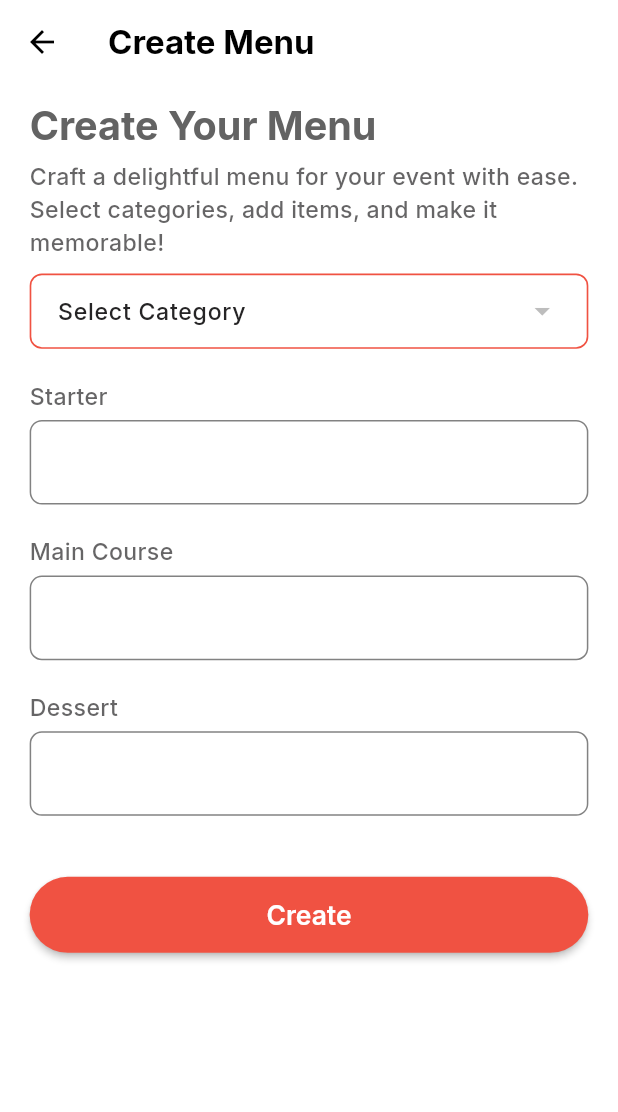
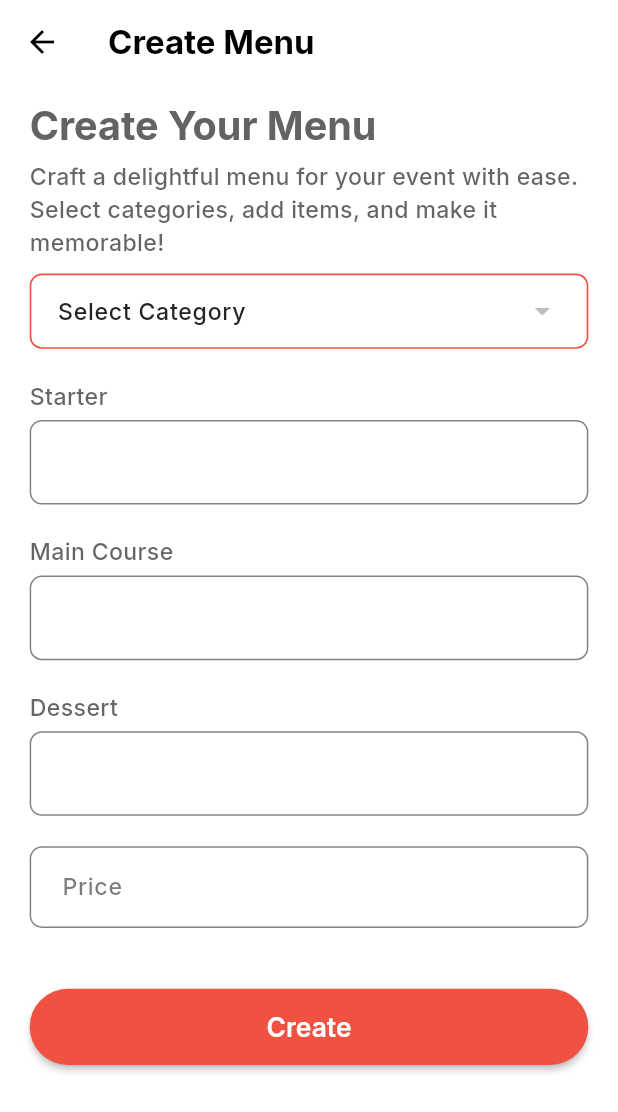
Before and after one commit to bishal-rumba007/catering-service-app, a Flutter app: the screen it shows once a user with an empty profile is signed in, in the side drawer, after a tap on "Create Menu", on a phone screen of 412 x 824 dp. Shown: the top 1112 px of the screen. Run offline on Flutter 3.47's test engine with Material 3 defaults, Android fonts, the phone set to English and light mode, and no system bars; our stand-ins replace cloud_firestore, firebase_auth, firebase_core, flutter_chat_types, flutter_riverpod, flutter_screenutil and 3 more; missing offline and left inert: flutter_firebase_chat_core; accounts and stored records are empty; network calls fail.

```diff
--- a/lib/src/features/menu/screens/create_menu.dart
+++ b/lib/src/features/menu/screens/create_menu.dart
@@ -1,7 +1,7 @@
 import 'package:catering_service_app/src/common/common_export.dart';
 import 'package:catering_service_app/src/features/auth/screens/widgets/build_dialogs.dart';
-import 'package:catering_service_app/src/features/dashboard/screens/home_screen.dart';
 import 'package:catering_service_app/src/features/dashboard/screens/main_screen.dart';
+import 'package:catering_service_app/src/features/menu/data/menu_data_provider.dart';
 import 'package:catering_service_app/src/features/menu/data/menu_datasource.dart';
 import 'package:catering_service_app/src/features/menu/screens/widgets/input_chip_field.dart';
 import 'package:catering_service_app/src/shared/data/category_provider.dart';
@@ -20,9 +20,11 @@ class CreateMenuScreen extends ConsumerStatefulWidget {
 }
 
 class _CreateMenuScreenState extends ConsumerState<CreateMenuScreen> {
+  final priceController = TextEditingController();
 
   String selectedCategoryId = '';
   String selectedCategory = 'Select Category';
+  String price = '';
   List<String> starterMenu = <String>[];
   List<String> mainCourseMenu = <String>[];
   List<String> dessertMenu = <String>[];
@@ -95,7 +97,8 @@ class _CreateMenuScreenState extends ConsumerState<CreateMenuScreen> {
                       SizedBox(height: 20.h,),
                       const Text('Starter'),
                       SizedBox(height: 5.h),
-                      EditableChipFieldExample(
+                      EditableChipField(
+                        initialValues: starterMenu,
                         onChanged: (List<String> items) {
                           setState(() {
                             starterMenu = items;
@@ -105,7 +108,8 @@ class _CreateMenuScreenState extends ConsumerState<CreateMenuScreen> {
                       SizedBox(height: 20.h,),
                       const Text('Main Course'),
                       SizedBox(height: 5.h),
-                      EditableChipFieldExample(
+                      EditableChipField(
+                        initialValues: mainCourseMenu,
                         onChanged: (List<String> items) {
                           setState(() {
                             mainCourseMenu = items;
@@ -115,12 +119,20 @@ class _CreateMenuScreenState extends ConsumerState<CreateMenuScreen> {
                       SizedBox(height: 20.h,),
                       const Text('Dessert'),
                       SizedBox(height: 5.h),
-                      EditableChipFieldExample(
+                      EditableChipField(
+                        initialValues: dessertMenu,
                         onChanged: (List<String> items) {
                           setState(() {
                             dessertMenu = items;
                           });
                         },
+                      ),
+                      SizedBox(height: 20.h,),
+                      BuildTextField(
+                        controller: priceController,
+                        textInputType: TextInputType.number,
+                        labelText: 'Price',
+                        hintText: 'price per plate',
                       ),
                       SizedBox(height: 40.h,),
                       BuildButton(
@@ -129,6 +141,7 @@ class _CreateMenuScreenState extends ConsumerState<CreateMenuScreen> {
                           buildLoadingDialog(context, "Creating Menu....");
                           final response = await MenuDataSource().createMenu(
                               categoryId: selectedCategoryId,
+                              price: priceController.text.trim(),
                               categoryName: selectedCategory,
                               starterMenu: starterMenu,
                               mainCourseMenu: mainCourseMenu,
@@ -140,6 +153,7 @@ class _CreateMenuScreenState extends ConsumerState<CreateMenuScreen> {
                             buildErrorDialog(context, response);
                           }else{
                             if(!context.mounted) return;
+                            ref.refresh(menuProvider);
                             buildSuccessDialog(
                               context, response,
                               () {
--- a/lib/src/features/menu/screens/widgets/input_chip_field.dart
+++ b/lib/src/features/menu/screens/widgets/input_chip_field.dart
@@ -2,18 +2,26 @@ import 'package:flutter/material.dart';
 import 'package:flutter_screenutil/flutter_screenutil.dart';
 
 
-class EditableChipFieldExample extends StatefulWidget {
+class EditableChipField extends StatefulWidget {
+  final List<String> initialValues;
   final ValueChanged<List<String>> onChanged;
-  const EditableChipFieldExample({super.key, required this.onChanged});
+  const EditableChipField({super.key, required this.onChanged, required this.initialValues});
 
   @override
-  EditableChipFieldExampleState createState() {
-    return EditableChipFieldExampleState();
+  EditableChipFieldState createState() {
+    return EditableChipFieldState();
   }
 }
 
-class EditableChipFieldExampleState extends State<EditableChipFieldExample> {
-  List<String> menuItems = <String>[];
+class EditableChipFieldState extends State<EditableChipField> {
+
+  late List<String> menuItems;
+
+  @override
+  void initState() {
+    super.initState();
+    menuItems = widget.initialValues ?? [];
+  }
 
   @override
   Widget build(BuildContext context) {
```
